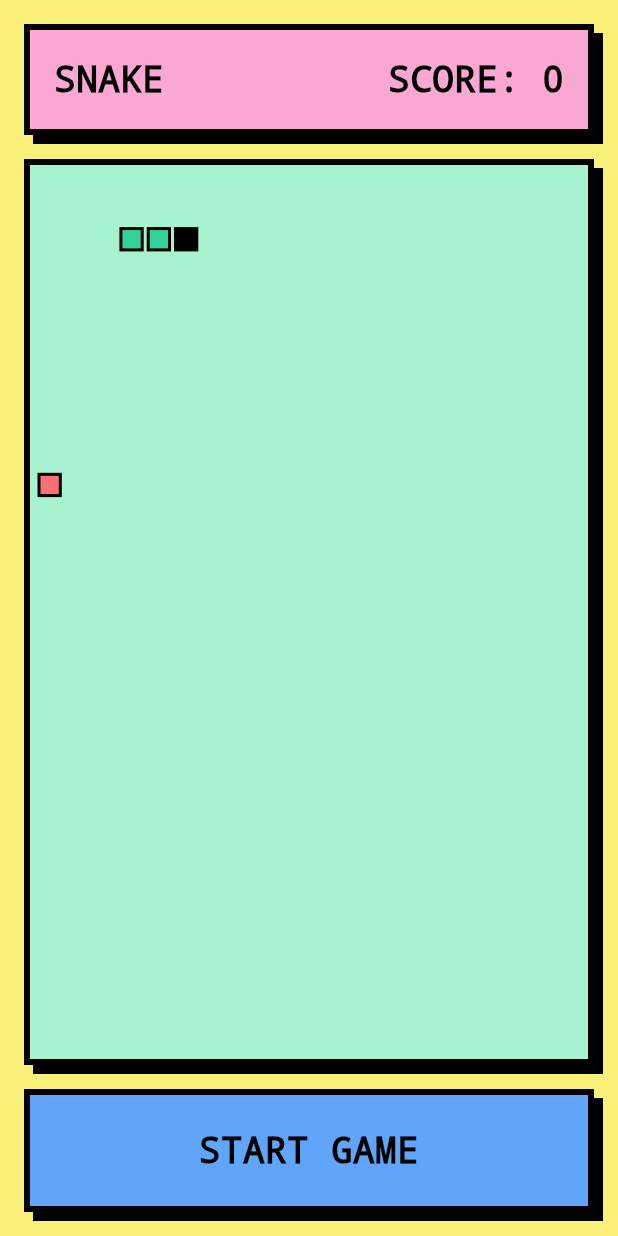
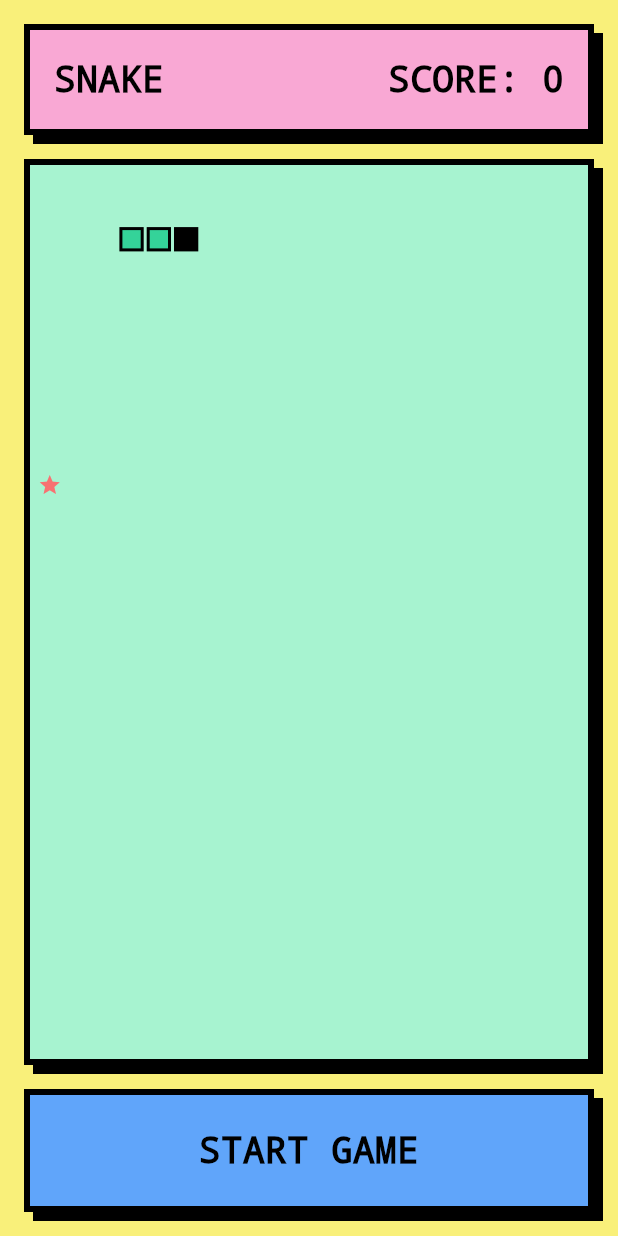
Before and after one commit to ctverecek/jules, a Flutter app: the screen it shows after launch, on a phone screen of 412 x 824 dp. Run offline on Flutter 3.47's test engine with Material 3 defaults, Android fonts, the phone set to English and light mode, and no system bars.

Commit message:
fix: make food explicitly visible as an icon
Co-authored-by: ctverecek <256605584+ctverecek@users.noreply.github.com>

```diff
--- a/lib/main.dart
+++ b/lib/main.dart
@@ -219,16 +219,17 @@ class _SnakeGameState extends State<SnakeGame> {
                           cellColor = Colors.black;
                         } else if (isSnake) {
                           cellColor = const Color(0xFF34D399); // Darker Green
-                        } else if (isFood) {
-                          cellColor = const Color(0xFFF87171); // Red
                         }
 
                         return Container(
                           margin: const EdgeInsets.all(1),
                           decoration: BoxDecoration(
                             color: cellColor,
-                            border: (isSnake || isFood) ? Border.all(color: Colors.black, width: 2) : null,
+                            border: isSnake ? Border.all(color: Colors.black, width: 2) : null,
                           ),
+                          child: isFood
+                              ? const Icon(Icons.star, color: Color(0xFFF87171), size: 16)
+                              : null,
                         );
                       },
                     ),
```
Also changed, not shown: 3 other files.
